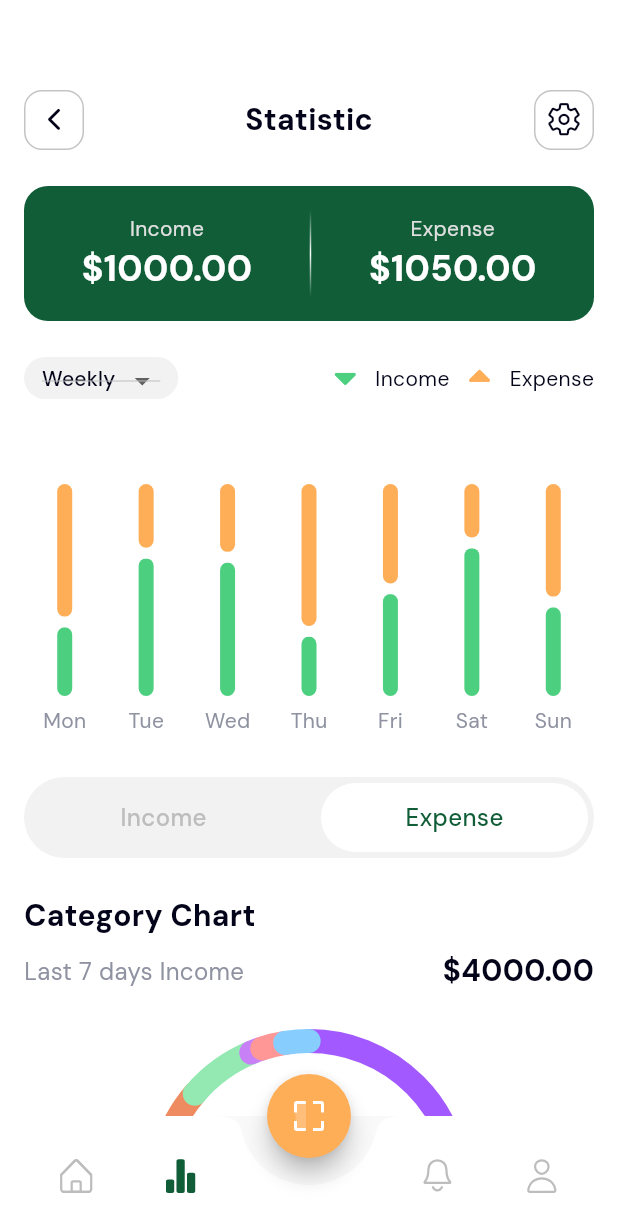
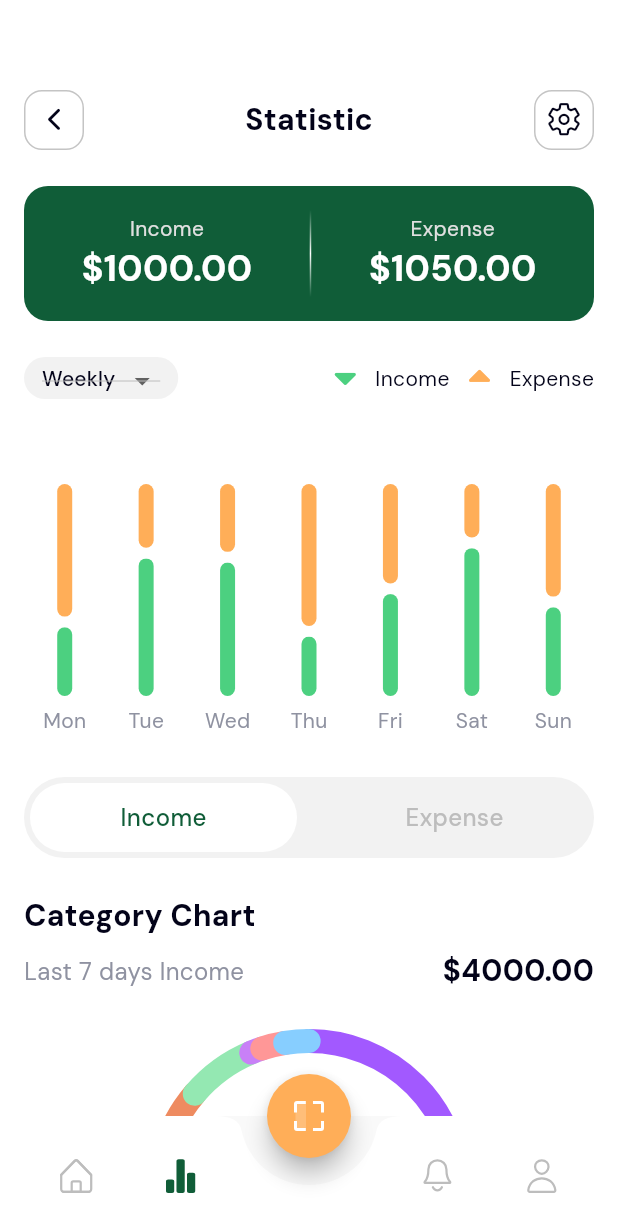
Before and after one commit to nitin1359/solulab6_1, a Flutter app: the screen it shows after launch, swiped to page 2, on a phone screen of 412 x 824 dp. Shown: the top 1232 px of the screen. Run offline on Flutter 3.47's test engine with Material 3 defaults, Android fonts, the phone set to English and light mode, and no system bars; drawn by our look-alikes of fl_chart; our stand-ins replace flutter_svg, get, google_fonts; missing offline and left inert: mobile_scanner.

Commit message:
minute changes

```diff
--- a/lib/controller/statistic_controller.dart
+++ b/lib/controller/statistic_controller.dart
@@ -5,6 +5,7 @@ import 'package:solulab6/screens/chart/weekly_income_graph.dart';
 
 class StatisticController extends GetxController {
   final RxString _selectedView = 'Weekly'.obs;
+  final RxInt selectedTab = 0.obs;
   String get selectedView => _selectedView.value;
   set selectedView(String value) => _selectedView.value = value;
 
@@ -27,7 +28,6 @@ class StatisticController extends GetxController {
     {'week': 'Week 4', 'income': 1500.0, 'expense': 200.0},
   ];
 
-
   final List<Map<String, dynamic>> weeklyIncomeData = [
     {'source': 'Salary', 'amount': 2000.0},
     {'source': 'Freelancing', 'amount': 500.0},
@@ -35,8 +35,8 @@ class StatisticController extends GetxController {
     {'source': 'Rental Income', 'amount': 800.0},
     {'source': 'Side Hustle', 'amount': 300.0},
     {'source': 'Gifts', 'amount': 50.0},
+    {'source': 'Bonus', 'amount': 100.0},
     {'source': 'Other', 'amount': 100.0},
-    {'source': 'Other1', 'amount': 100.0},
   ];
 
   final RxDouble _weeklyTotalIncome = 0.0.obs;
--- a/lib/screens/navscreens/statsscreen.dart
+++ b/lib/screens/navscreens/statsscreen.dart
@@ -191,36 +191,49 @@ class StatsScreen extends StatelessWidget {
                 ),
                 child: Padding(
                   padding: const EdgeInsets.symmetric(horizontal: 4.0),
-                  child: Row(
+                  child: SizedBox(
+                    height: 54,
+                    child: Obx(
+                      () => Row(
                         mainAxisAlignment: MainAxisAlignment.center,
                         children: [
                           Expanded(
+                            child: GestureDetector(
+                              onTap: () {
+                                controller.selectedTab.value = 0;
+                              },
                               child: Container(
                                 height: 46,
                                 decoration: BoxDecoration(
                                   borderRadius: BorderRadius.circular(50),
-                            color: controller.weeklyTotal < 0
-                                ? const Color(0xffF2F2F2)
-                                : const Color(0xffFFFFFF),
+                                  color: controller.selectedTab.value == 0
+                                      ? const Color(0xffFFFFFF)
+                                      : const Color(0xffF2F2F2),
                                 ),
                                 child: Center(
                                   child: customText(
                                     text: 'Income',
                                     fontSize: 16,
                                     fontWeight: FontWeight.w500,
-                                color: controller.weeklyTotal < 0
-                                    ? const Color(0xffBDBDBD)
-                                    : const Color(0xff105D38)),
+                                    color: controller.selectedTab.value == 0
+                                        ? const Color(0xff105D38)
+                                        : const Color(0xffBDBDBD),
+                                  ),
+                                ),
                               ),
                             ),
                           ),
                           const SizedBox(width: 16),
                           Expanded(
+                            child: GestureDetector(
+                              onTap: () {
+                                controller.selectedTab.value = 1;
+                              },
                               child: Container(
                                 height: 46,
                                 decoration: BoxDecoration(
                                   borderRadius: BorderRadius.circular(50),
-                            color: controller.weeklyTotal < 0
+                                  color: controller.selectedTab.value == 1
                                       ? const Color(0xffFFFFFF)
                                       : const Color(0xffF2F2F2),
                                 ),
@@ -229,13 +242,17 @@ class StatsScreen extends StatelessWidget {
                                     text: 'Expense',
                                     fontSize: 16,
                                     fontWeight: FontWeight.w500,
-                                color: controller.weeklyTotal < 0
+                                    color: controller.selectedTab.value == 1
                                         ? const Color(0xff105D38)
-                                    : const Color(0xffBDBDBD)),
+                                        : const Color(0xffBDBDBD),
+                                  ),
+                                ),
                               ),
                             ),
                           ),
                         ],
+                      ),
+                    ),
                   ),
                 ),
               ),
@@ -247,10 +264,13 @@ class StatsScreen extends StatelessWidget {
                 color: const Color(0xff030319),
               ),
               const SizedBox(height: 8),
-              Align(
+              Obx(
+                () => Align(
                   alignment: Alignment.center,
-                child: controller.buildIncomeGraph(),
-                // controller.buildCategoryGraph(),
+                  child: controller.selectedTab.value == 0
+                      ? controller.buildIncomeGraph()
+                      : controller.buildCategoryGraph(),
+                ),
               ),
               const SizedBox(height: 24),
               customText(
@@ -281,7 +301,8 @@ class StatsScreen extends StatelessWidget {
                                 const SizedBox(width: 16),
                                 Expanded(
                                   child: Column(
-                                    crossAxisAlignment: CrossAxisAlignment.start,
+                                    crossAxisAlignment:
+                                        CrossAxisAlignment.start,
                                     children: [
                                       customText(
                                         text: recentExpenses[index]['name'],
```
Lines whose indentation alone changed are shown as unchanged.
